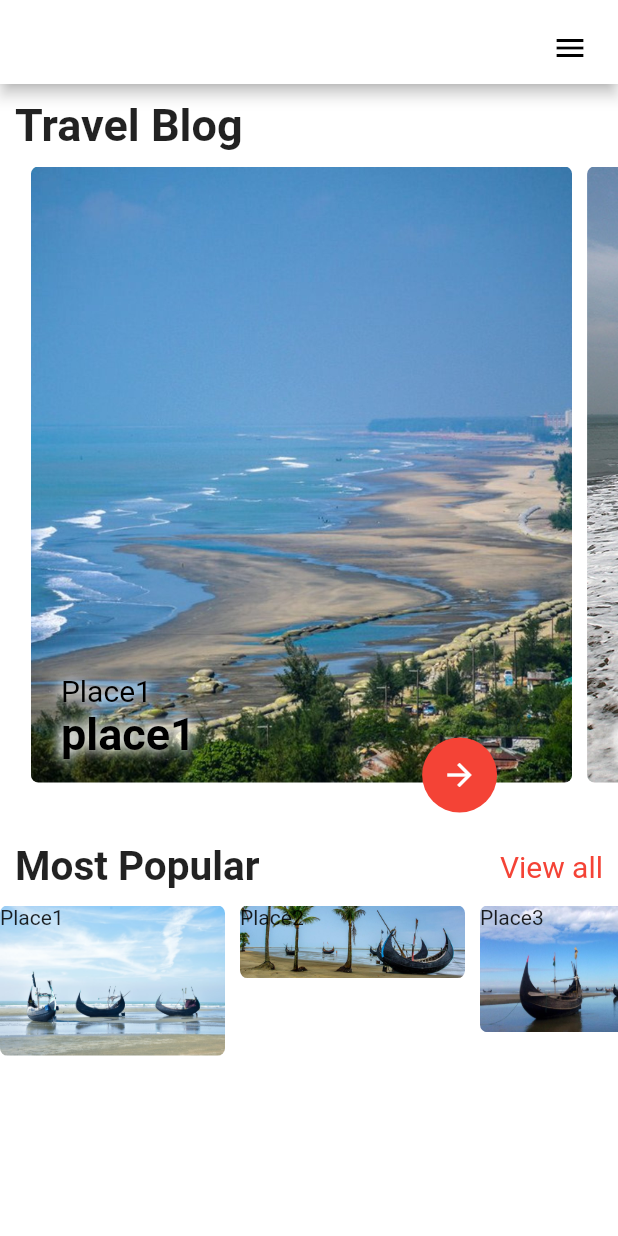
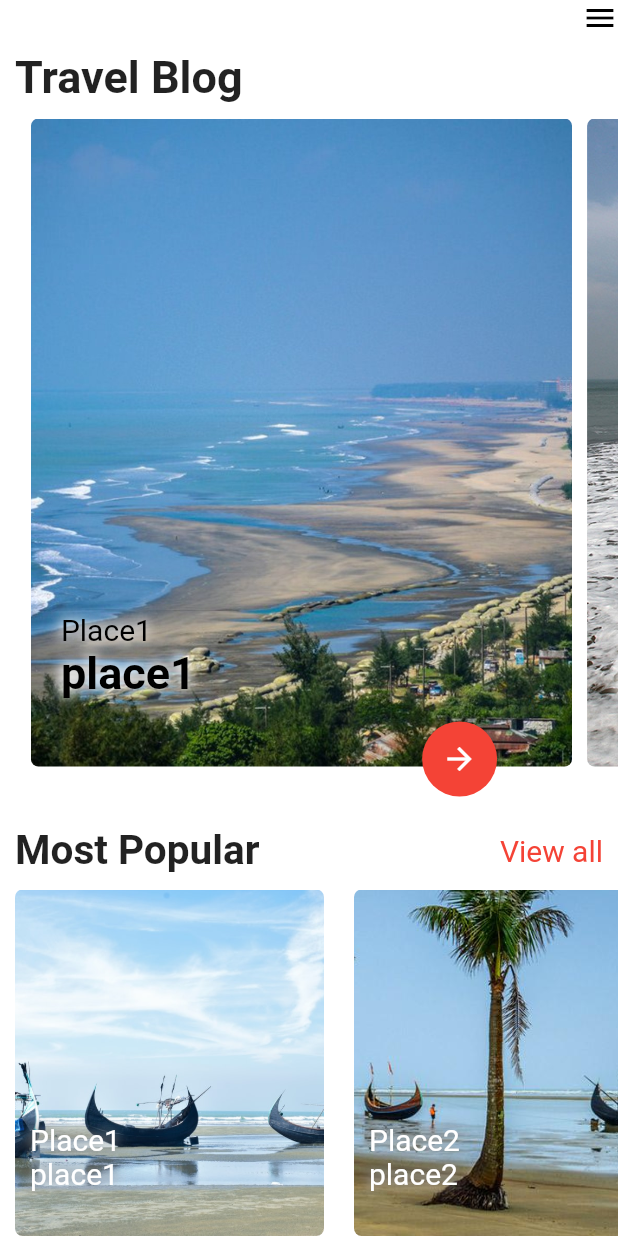
Before and after one commit to sajibAdhi/travel-ui-app-batch21, a Flutter app: the HomePage screen opened directly, on a phone screen of 412 x 824 dp. Run offline on Flutter 3.47's test engine with Material 2 defaults, Android fonts, the phone set to English and light mode, and no system bars; network calls fail.

Commit message:
travel_ui done

```diff
--- a/lib/main.dart
+++ b/lib/main.dart
@@ -1,4 +1,5 @@
 import 'package:flutter/material.dart';
+import 'package:travel_ui_app_batch21/screens/loading_page.dart';
 import 'screens/home_page.dart';
 
 void main() {
@@ -11,9 +12,8 @@
   @override
   Widget build(BuildContext context) {
     return MaterialApp(
-
       debugShowCheckedModeBanner: false,
-      home: HomePage(),
+      home: LoadingScreen(),
     );
   }
 }
--- a/lib/screens/home_page.dart
+++ b/lib/screens/home_page.dart
@@ -14,21 +14,17 @@
   Widget build(BuildContext context) {
     return Scaffold(
       backgroundColor: Colors.white,
-      appBar: AppBar(
-        backgroundColor: Colors.white,
-        actions: [
+      body: SafeArea(
+        child: Column(
+          crossAxisAlignment: CrossAxisAlignment.start,
+          children: [
             Container(
-            padding: EdgeInsets.all(20),
+              alignment: Alignment.centerRight,
               child: Icon(
                 Icons.menu,
                 color: Colors.black,
               ),
             ),
-        ],
-      ),
-      body: Column(
-        crossAxisAlignment: CrossAxisAlignment.start,
-        children: [
             Container(
               padding: EdgeInsets.all(10),
               child: Text(
@@ -44,7 +40,7 @@
               child: TravelHeader(),
             ),
             Container(
-            padding: EdgeInsets.all(10.0),
+              padding: EdgeInsets.all(10),
               child: Row(
                 mainAxisAlignment: MainAxisAlignment.spaceBetween,
                 children: [
@@ -70,6 +66,7 @@
             ),
           ],
         ),
+      ),
     );
   }
 }
--- /dev/null
+++ b/lib/screens/loading_page.dart
@@ -0,0 +1,25 @@
+import 'package:flutter/material.dart';
+
+class LoadingScreen extends StatefulWidget {
+  const LoadingScreen({Key? key}) : super(key: key);
+
+  @override
+  _LoadingScreenState createState() => _LoadingScreenState();
+}
+
+class _LoadingScreenState extends State<LoadingScreen> {
+  @override
+  Widget build(BuildContext context) {
+    return Scaffold(
+      body: SafeArea(
+        child: Center(
+          child: Column(children: [
+            Image.network(
+              'https://th.bing.com/th/id/R.433b6c5336c72a21bcfd9db8d831562a?rik=77QRBM2WIMV47A&pid=ImgRaw&r=0',
+            ),
+          ]),
+        ),
+      ),
+    );
+  }
+}
--- a/lib/widgets/travel_blog.dart
+++ b/lib/widgets/travel_blog.dart
@@ -1,32 +1,57 @@
 import 'package:flutter/material.dart';
 import '/models/travel.dart';
+import 'text_shadow_widget.dart';
 
 class TravelBlog extends StatelessWidget {
   final _list = Travel.getTravelBlog();
-
+  final _pgCtrl = PageController(viewportFraction: 0.9);
   @override
   Widget build(BuildContext context) {
+    final _size = MediaQuery.of(context).size;
     return ListView.separated(
-      separatorBuilder: (_,index) => SizedBox(width: 10,) ,
+      controller: _pgCtrl,
+      separatorBuilder: (_, index) => SizedBox(
+        width: 10,
+      ),
       scrollDirection: Axis.horizontal,
       itemCount: _list.length,
       itemBuilder: (context, index) {
         var travel = _list[index];
         return Stack(
           children: [
-            ClipRRect(
+            Padding(
+              padding: const EdgeInsets.only(left: 10.0),
+              child: ClipRRect(
                 borderRadius: BorderRadius.circular(5),
                 child: Image.asset(
                   travel.url,
                   fit: BoxFit.cover,
-                width: 150,
+                  width: _size.width / 2,
+                  height: _size.height,
                 ),
               ),
-            Positioned(child: Column(
+            ),
+            Positioned(
+              bottom: 30,
+              left: 20,
+              child: Column(
+                crossAxisAlignment: CrossAxisAlignment.start,
                 children: [
-                Text(travel.name),
+                  TextShadowWidget(
+                    color: Colors.white,
+                    text: travel.name,
+                    fontSize: 20,
+                    shadowColor: Colors.black,
+                  ),
+                  TextShadowWidget(
+                    color: Colors.white,
+                    text: travel.location,
+                    fontSize: 20,
+                    shadowColor: Colors.black,
+                  ),
                 ],
-            ),),
+              ),
+            ),
           ],
         );
       },
--- a/lib/widgets/travel_header.dart
+++ b/lib/widgets/travel_header.dart
@@ -8,6 +8,7 @@
 
   @override
   Widget build(BuildContext context) {
+    final _size = MediaQuery.of(context).size;
     return PageView.builder(
       controller: _pgCtrl,
       physics: BouncingScrollPhysics(),
@@ -26,13 +27,13 @@
                 child: Image.asset(
                   travel.url,
                   fit: BoxFit.cover,
-                  width: MediaQuery.of(context).size.width,
-                  height: MediaQuery.of(context).size.height,
+                  width: _size.width,
+                  height: _size.height,
                 ),
               ),
             ),
             Positioned(
-              bottom: 45,
+              bottom: 75,
               left: 20,
               child: Column(
                 crossAxisAlignment: CrossAxisAlignment.start,
```
Lines whose indentation alone changed are shown as unchanged.
